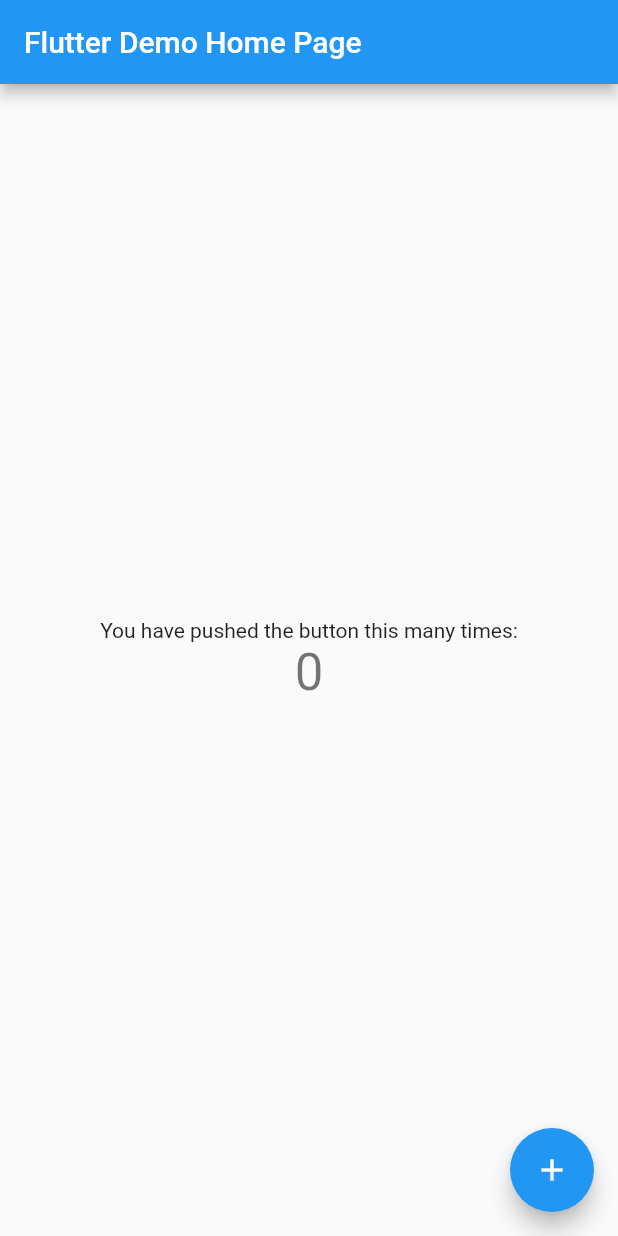
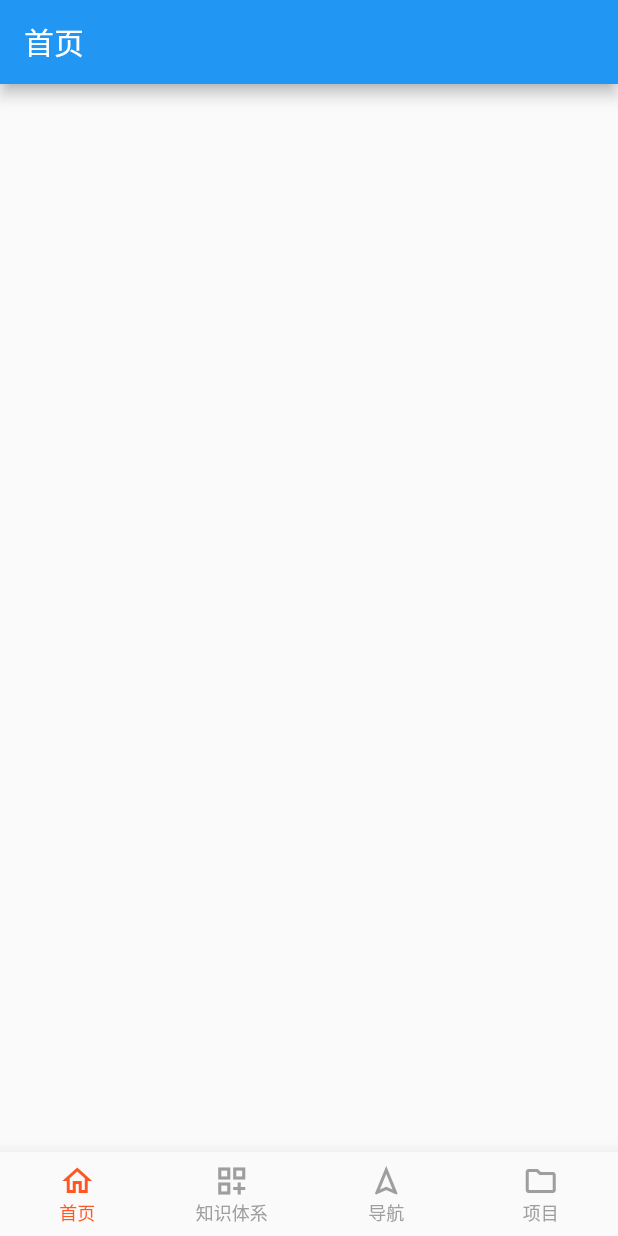
Before and after one commit to ydslib/WanAndroidFlutter, a Flutter app: the screen it shows after launch, on a phone screen of 412 x 824 dp. Run offline on Flutter 3.47's test engine with Material 2 defaults, Android fonts, the phone set to English and light mode, and no system bars.

Commit message:
底部导航

```diff
--- a/lib/main.dart
+++ b/lib/main.dart
@@ -1,4 +1,9 @@
 import 'package:flutter/material.dart';
+import 'package:wanandroid_flutter/route/page/home_page.dart';
+import 'package:wanandroid_flutter/route/page/knowledge_page.dart';
+import 'package:wanandroid_flutter/route/page/navigation_page.dart';
+import 'package:wanandroid_flutter/route/page/project_page.dart';
+import 'package:wanandroid_flutter/route/router.dart';
 
 void main() {
   runApp(const MyApp());
@@ -13,33 +18,16 @@ class MyApp extends StatelessWidget {
     return MaterialApp(
       title: 'Flutter Demo',
       theme: ThemeData(
-        // This is the theme of your application.
-        //
-        // Try running your application with "flutter run". You'll see the
-        // application has a blue toolbar. Then, without quitting the app, try
-        // changing the primarySwatch below to Colors.green and then invoke
-        // "hot reload" (press "r" in the console where you ran "flutter run",
-        // or simply save your changes to "hot reload" in a Flutter IDE).
-        // Notice that the counter didn't reset back to zero; the application
-        // is not restarted.
         primarySwatch: Colors.blue,
       ),
       home: const MyHomePage(title: 'Flutter Demo Home Page'),
+      routes: routeTable,
     );
   }
 }
 
 class MyHomePage extends StatefulWidget {
   const MyHomePage({Key? key, required this.title}) : super(key: key);
-
-  // This widget is the home page of your application. It is stateful, meaning
-  // that it has a State object (defined below) that contains fields that affect
-  // how it looks.
-
-  // This class is the configuration for the state. It holds the values (in this
-  // case the title) provided by the parent (in this case the App widget) and
-  // used by the build method of the State. Fields in a Widget subclass are
-  // always marked "final".
 
   final String title;
 
@@ -48,68 +36,47 @@ class MyHomePage extends StatefulWidget {
 }
 
 class _MyHomePageState extends State<MyHomePage> {
-  int _counter = 0;
-
-  void _incrementCounter() {
-    setState(() {
-      // This call to setState tells the Flutter framework that something has
-      // changed in this State, which causes it to rerun the build method below
-      // so that the display can reflect the updated values. If we changed
-      // _counter without calling setState(), then the build method would not be
-      // called again, and so nothing would appear to happen.
-      _counter++;
-    });
-  }
+  var _currentIndex = 0;
 
   @override
   Widget build(BuildContext context) {
-    // This method is rerun every time setState is called, for instance as done
-    // by the _incrementCounter method above.
-    //
-    // The Flutter framework has been optimized to make rerunning build methods
-    // fast, so that you can just rebuild anything that needs updating rather
-    // than having to individually change instances of widgets.
     return Scaffold(
-      appBar: AppBar(
-        // Here we take the value from the MyHomePage object that was created by
-        // the App.build method, and use it to set our appbar title.
-        title: Text(widget.title),
+      bottomNavigationBar: BottomNavigationBar(
+        items: bottomNavBarItems,
+        currentIndex: _currentIndex,
+        selectedItemColor: Colors.deepOrange,
+        unselectedItemColor: Colors.grey,
+        type: BottomNavigationBarType.fixed,
+        elevation: 10,
+        selectedFontSize: 12,
+        unselectedFontSize: 12,
+        onTap: (index){
+          setState(() {
+            _currentIndex = index;
+          });
+        },
       ),
-      body: Center(
-        // Center is a layout widget. It takes a single child and positions it
-        // in the middle of the parent.
-        child: Column(
-          // Column is also a layout widget. It takes a list of children and
-          // arranges them vertically. By default, it sizes itself to fit its
-          // children horizontally, and tries to be as tall as its parent.
-          //
-          // Invoke "debug painting" (press "p" in the console, choose the
-          // "Toggle Debug Paint" action from the Flutter Inspector in Android
-          // Studio, or the "Toggle Debug Paint" command in Visual Studio Code)
-          // to see the wireframe for each widget.
-          //
-          // Column has various properties to control how it sizes itself and
-          // how it positions its children. Here we use mainAxisAlignment to
-          // center the children vertically; the main axis here is the vertical
-          // axis because Columns are vertical (the cross axis would be
-          // horizontal).
-          mainAxisAlignment: MainAxisAlignment.center,
-          children: <Widget>[
-            const Text(
-              'You have pushed the button this many times:',
-            ),
-            Text(
-              '$_counter',
-              style: Theme.of(context).textTheme.headline4,
-            ),
-          ],
-        ),
-      ),
-      floatingActionButton: FloatingActionButton(
-        onPressed: _incrementCounter,
-        tooltip: 'Increment',
-        child: const Icon(Icons.add),
-      ), // This trailing comma makes auto-formatting nicer for build methods.
+      body: pages[_currentIndex],
     );
   }
+
+  final List<BottomNavigationBarItem> bottomNavBarItems = [
+    const BottomNavigationBarItem(
+      icon: Icon(Icons.home_outlined),
+      label: "首页",
+    ),
+    const BottomNavigationBarItem(
+      icon: Icon(Icons.dashboard_customize_outlined),
+      label: "知识体系",
+    ),
+    const BottomNavigationBarItem(icon: Icon(Icons.navigation_outlined), label: "导航"),
+    const BottomNavigationBarItem(icon: Icon(Icons.folder_outlined), label: "项目"),
+  ];
+
+  final pages = <Widget>[
+    HomePage(),
+    KnowledgePage(),
+    NavigationPage(),
+    ProjectPage()
+  ];
 }
--- /dev/null
+++ b/lib/route/page/home_page.dart
@@ -0,0 +1,16 @@
+
+import 'package:flutter/cupertino.dart';
+import 'package:flutter/material.dart';
+
+class HomePage extends StatelessWidget{
+  @override
+  Widget build(BuildContext context) {
+
+    return Scaffold(
+      appBar: AppBar(
+        title: Text("首页"),
+      ),
+    );
+  }
+
+}
--- /dev/null
+++ b/lib/route/router.dart
@@ -0,0 +1,5 @@
+import 'package:flutter/cupertino.dart';
+
+final Map<String, WidgetBuilder> routeTable = {
+
+};
--- a/pubspec.yaml
+++ b/pubspec.yaml
@@ -34,6 +34,8 @@ dependencies:
   # The following adds the Cupertino Icons font to your application.
   # Use with the CupertinoIcons class for iOS style icons.
   cupertino_icons: ^1.0.2
+
+  lottie: 1.2.2
 
 dev_dependencies:
   flutter_test:
```
Also changed, not shown: lib/route/page/knowledge_page.dart (added, +17 -0 lines), lib/route/page/navigation_page.dart (added, +15 -0 lines), lib/route/page/project_page.dart (added, +17 -0 lines), pubspec.lock.
